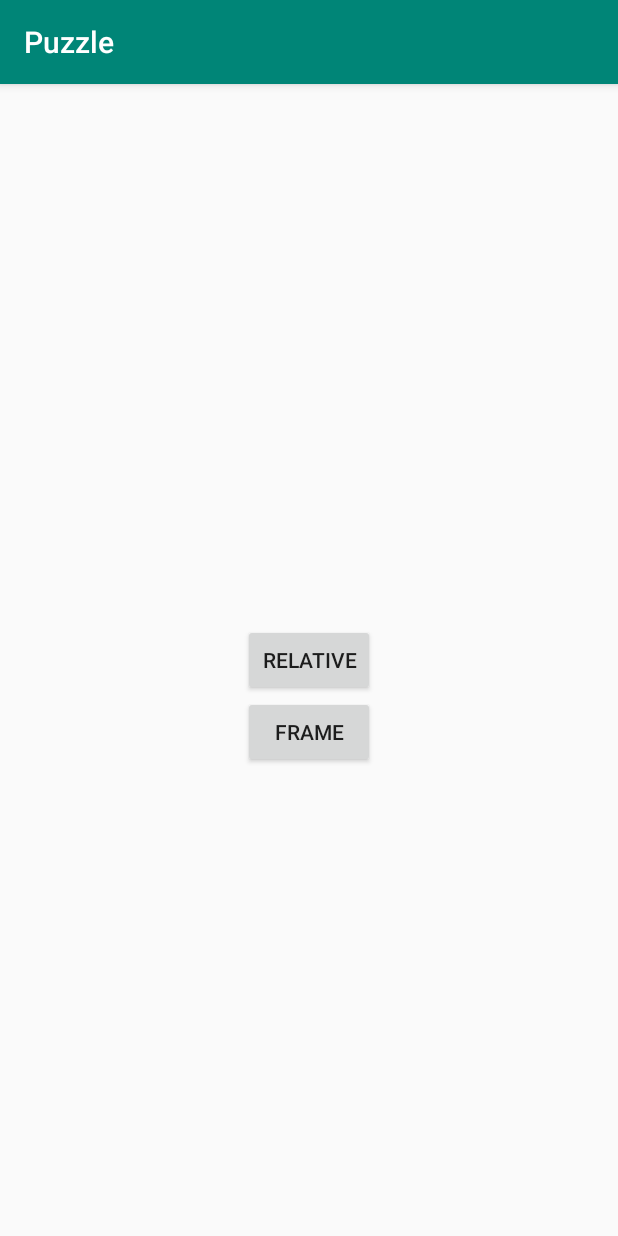
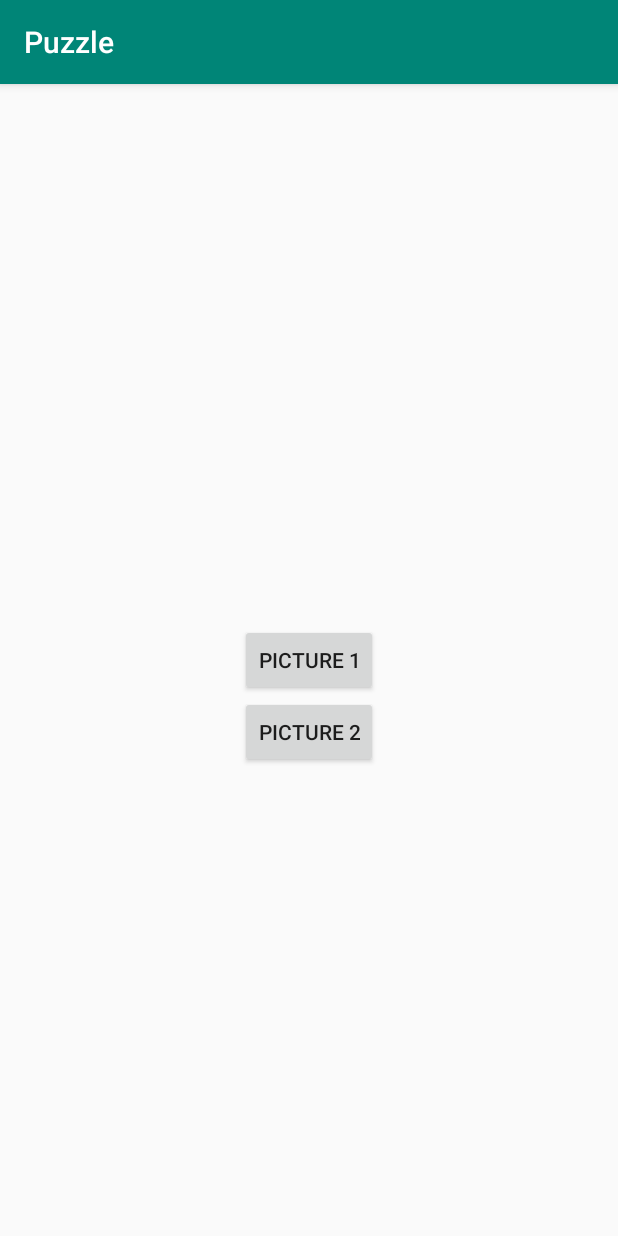
Before and after one commit to pasenchenko/Puzzle, an Android app: the screen it shows after launch (MainActivity), on a phone screen of 412 x 824 dp. Run offline under Robolectric (Android 15) with nearby library versions, the phone set to English and light mode, and no system bars.

Commit message:
- New picture added - Minor fixes

```diff
--- a/app/src/main/AndroidManifest.xml
+++ b/app/src/main/AndroidManifest.xml
@@ -11,10 +11,13 @@
         android:theme="@style/AppTheme"
         tools:ignore="GoogleAppIndexingWarning">
         <activity android:name=".RelativeActivity"
+            android:screenOrientation="portrait"
             android:theme="@style/Theme.AppCompat.Light.NoActionBar" />
         <activity android:name=".FrameActivity"
+            android:screenOrientation="portrait"
             android:theme="@style/Theme.AppCompat.Light.NoActionBar" />
-        <activity android:name=".MainActivity">
+        <activity android:name=".MainActivity"
+            android:screenOrientation="portrait">
             <intent-filter>
                 <action android:name="android.intent.action.MAIN" />
 
--- a/app/src/main/java/space/flogiston/puzzle/RelativeActivity.java
+++ b/app/src/main/java/space/flogiston/puzzle/RelativeActivity.java
@@ -12,7 +12,7 @@ public class RelativeActivity extends AppCompatActivity {
         super.onCreate(savedInstanceState);
         getWindow().setFlags(WindowManager.LayoutParams.FLAG_FULLSCREEN,
                 WindowManager.LayoutParams.FLAG_FULLSCREEN);
-        setContentView(R.layout.activity_frame);
+        setContentView(R.layout.activity_relative);
     }
     public void tileHide (View view) {
         view.setVisibility(View.INVISIBLE);
--- a/app/src/main/res/layout/activity_frame.xml
+++ b/app/src/main/res/layout/activity_frame.xml
@@ -5,7 +5,7 @@
     android:layout_width="match_parent"
     android:layout_height="match_parent"
     tools:context=".FrameActivity"
-    android:background="@drawable/background_hubble">
+    android:background="@drawable/background_hubble2">
     <Button
         android:layout_width="180px"
         android:layout_height="320px"
--- a/app/src/main/res/layout/activity_main.xml
+++ b/app/src/main/res/layout/activity_main.xml
@@ -12,7 +12,7 @@
         android:layout_height="wrap_content"
         android:layout_centerHorizontal="true"
         android:layout_centerVertical="true"
-        android:text="Relative" />
+        android:text="Picture 1" />
 
     <Button
         android:id="@+id/frameButton"
@@ -20,6 +20,6 @@
         android:layout_height="wrap_content"
         android:layout_below="@id/relativeButton"
         android:layout_centerHorizontal="true"
-        android:text="Frame" />
+        android:text="Picture 2" />
 
 </RelativeLayout>
```
